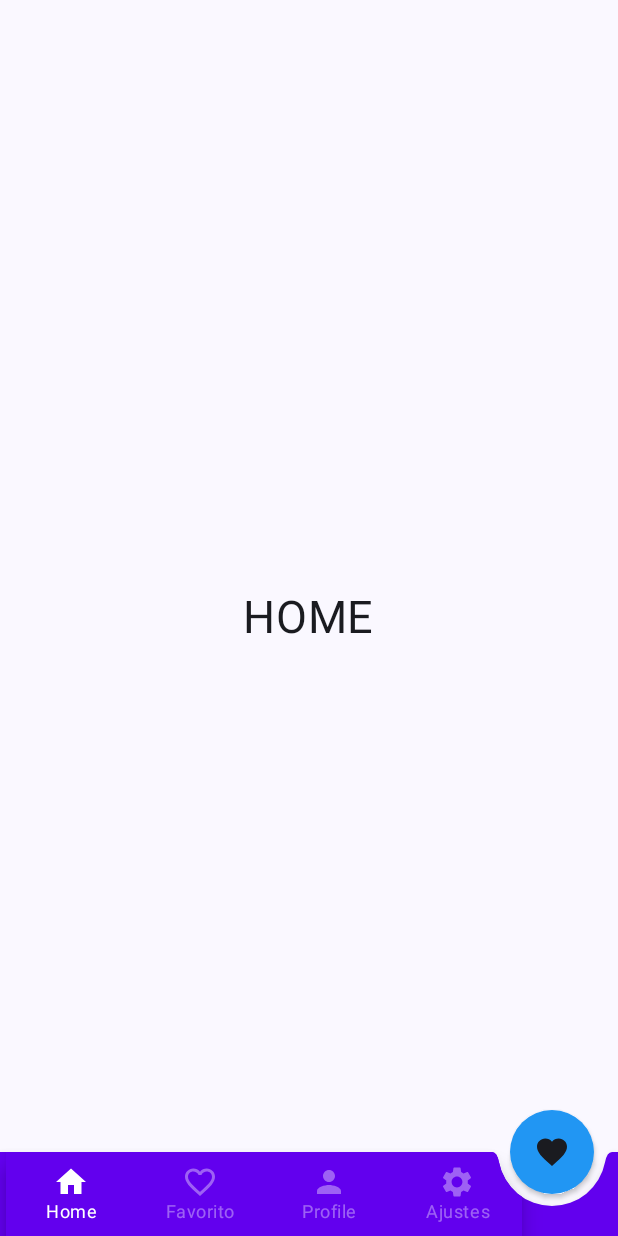
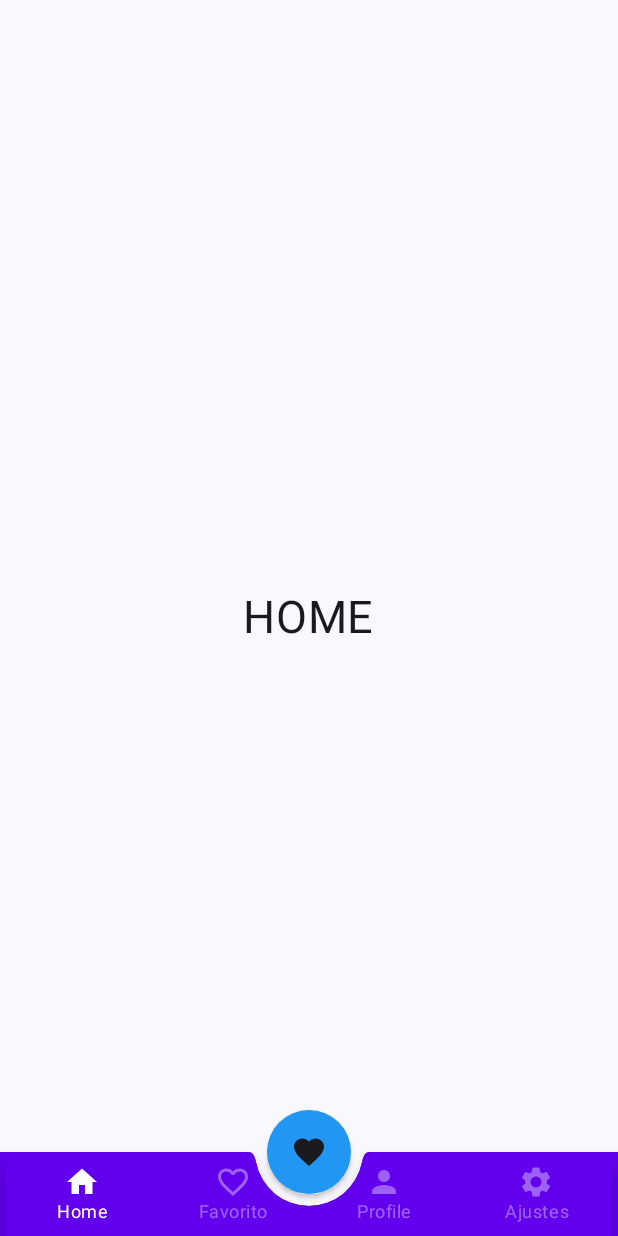
Before and after one commit to alejandro342/BottomNavBar, an Android app built with Jetpack Compose: the screen it shows after launch (MainActivity), on a phone screen of 412 x 824 dp. Run offline under Robolectric (Android 15) with nearby library versions, the phone set to English and light mode, and no system bars.

Commit message:
Floating Bottom Center
Se movio el Floatin Bottom al centro

Co-Authored-By: Alejandro Ambrosio <67438573+alejandro342@users.noreply.github.com>

```diff
--- a/app/src/main/java/com/alejandro_dev_links/bottomnavbar/presentation/mycomponents/bottombar/components/UserBottomBar.kt
+++ b/app/src/main/java/com/alejandro_dev_links/bottomnavbar/presentation/mycomponents/bottombar/components/UserBottomBar.kt
@@ -1,6 +1,8 @@
 package com.alejandro_dev_links.bottomnavbar.presentation.mycomponents.bottombar.components
 
+import androidx.compose.foundation.layout.PaddingValues
 import androidx.compose.foundation.layout.padding
+import androidx.compose.foundation.shape.CircleShape
 import androidx.compose.foundation.shape.CornerSize
 import androidx.compose.material.BottomAppBar
 import androidx.compose.material.BottomNavigation
@@ -22,16 +24,14 @@ fun UserBottomBar(navController: NavHostController) {
         UserScreen.Settings
     )
     BottomAppBar(
-        cutoutShape = MaterialTheme.shapes.small.copy(
-            CornerSize(percent = 50)
-        )
+        cutoutShape = CircleShape
     ) {
 
         val navBackEntry by navController.currentBackStackEntryAsState()
         val currentDestination = navBackEntry?.destination
         val bottomBarDestination = screens.any { it.route == currentDestination?.route }
         if (bottomBarDestination) {
-            BottomNavigation(modifier = Modifier.padding(0.dp, 0.dp, 60.dp, 0.dp)) {
+            BottomNavigation(modifier = Modifier) {
                 screens.forEach { screen ->
                     UserBottomBarItem(
                         screen = screen,
--- a/app/src/main/java/com/alejandro_dev_links/bottomnavbar/presentation/mycomponents/bottombar/screen/UserHomerScreen.kt
+++ b/app/src/main/java/com/alejandro_dev_links/bottomnavbar/presentation/mycomponents/bottombar/screen/UserHomerScreen.kt
@@ -2,6 +2,7 @@ package com.alejandro_dev_links.bottomnavbar.presentation.mycomponents.bottombar
 
 import android.annotation.SuppressLint
 import androidx.compose.foundation.shape.RoundedCornerShape
+import androidx.compose.material.FabPosition
 import androidx.compose.material.FloatingActionButton
 import androidx.compose.material.FloatingActionButtonDefaults
 import androidx.compose.material.Scaffold
@@ -32,12 +33,12 @@ fun UserHomerScreen(navController: NavHostController = rememberNavController())
                 contentColor = Color.White,
                 backgroundColor = PrimaryBlue,
                 elevation = FloatingActionButtonDefaults.elevation(2.dp, 3.dp),
-                shape = RoundedCornerShape(50),
                 onClick = { }) {
                 Icon(imageVector = Icons.Default.Favorite, contentDescription = "")
             }
         },
-        isFloatingActionButtonDocked = true
+        isFloatingActionButtonDocked = true,
+        floatingActionButtonPosition = FabPosition.Center
     ) {
         UserNavGraph(navController = navController)
     }
```
